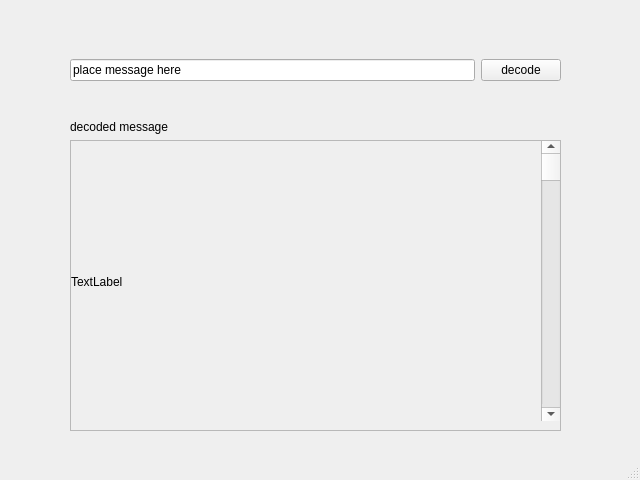
Qt form utp-decoder.ui (erradelt/OTP) before a commit.
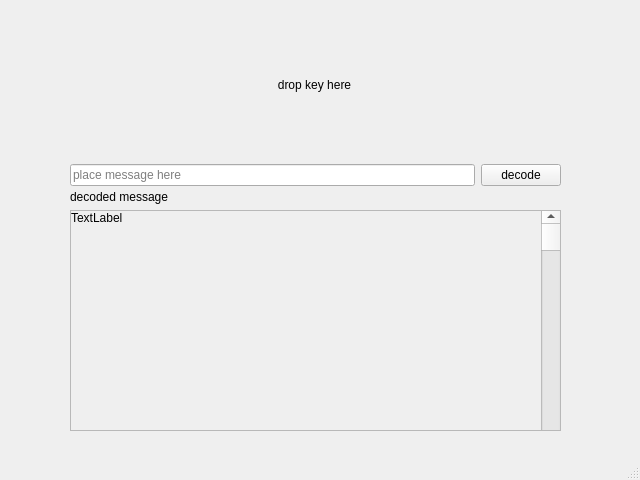
The same form after that commit.

What changed in the file:
```diff
--- a/utp-decoder.ui
+++ b/utp-decoder.ui
@@ -18,15 +18,18 @@
     <property name="geometry">
      <rect>
       <x>70</x>
-      <y>30</y>
+      <y>160</y>
       <width>491</width>
-      <height>80</height>
+      <height>30</height>
      </rect>
     </property>
     <layout class="QHBoxLayout" name="horizontalLayout">
      <item>
       <widget class="QLineEdit" name="lineEdit">
        <property name="text">
+        <string/>
+       </property>
+       <property name="placeholderText">
         <string>place message here</string>
        </property>
       </widget>
@@ -44,9 +47,9 @@
     <property name="geometry">
      <rect>
       <x>70</x>
-      <y>120</y>
+      <y>190</y>
       <width>491</width>
-      <height>311</height>
+      <height>241</height>
      </rect>
     </property>
     <layout class="QVBoxLayout" name="verticalLayout">
@@ -68,7 +71,7 @@
           <x>0</x>
           <y>0</y>
           <width>483</width>
-          <height>281</height>
+          <height>211</height>
          </rect>
         </property>
         <widget class="QScrollBar" name="verticalScrollBar">
@@ -96,12 +99,49 @@
          <property name="text">
           <string>TextLabel</string>
          </property>
+         <property name="scaledContents">
+          <bool>true</bool>
+         </property>
+         <property name="alignment">
+          <set>Qt::AlignLeading|Qt::AlignLeft|Qt::AlignTop</set>
+         </property>
+         <property name="textInteractionFlags">
+          <set>Qt::NoTextInteraction</set>
+         </property>
         </widget>
        </widget>
       </widget>
      </item>
     </layout>
    </widget>
+   <widget class="QWidget" name="verticalLayoutWidget_2">
+    <property name="geometry">
+     <rect>
+      <x>69</x>
+      <y>9</y>
+      <width>491</width>
+      <height>151</height>
+     </rect>
+    </property>
+    <layout class="QVBoxLayout" name="verticalLayout_2">
+     <item>
+      <widget class="QLabel" name="label_3">
+       <property name="acceptDrops">
+        <bool>true</bool>
+       </property>
+       <property name="text">
+        <string>drop key here</string>
+       </property>
+       <property name="alignment">
+        <set>Qt::AlignCenter</set>
+       </property>
+       <property name="textInteractionFlags">
+        <set>Qt::NoTextInteraction</set>
+       </property>
+      </widget>
+     </item>
+    </layout>
+   </widget>
   </widget>
   <widget class="QMenuBar" name="menubar">
    <property name="geometry">
```
Left out of the diff: 3 changed lines with no effect on the pictures.
